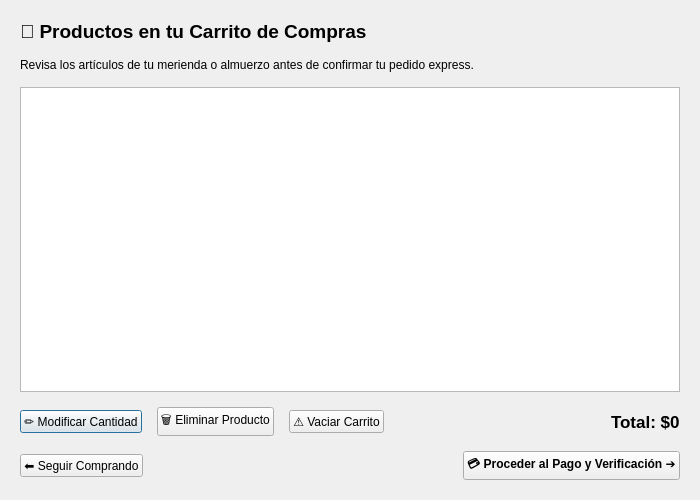
gabrielnogueramelendez-cpu/Qt-creator-Berea, file app/carritodialog.ui: the form before one commit.
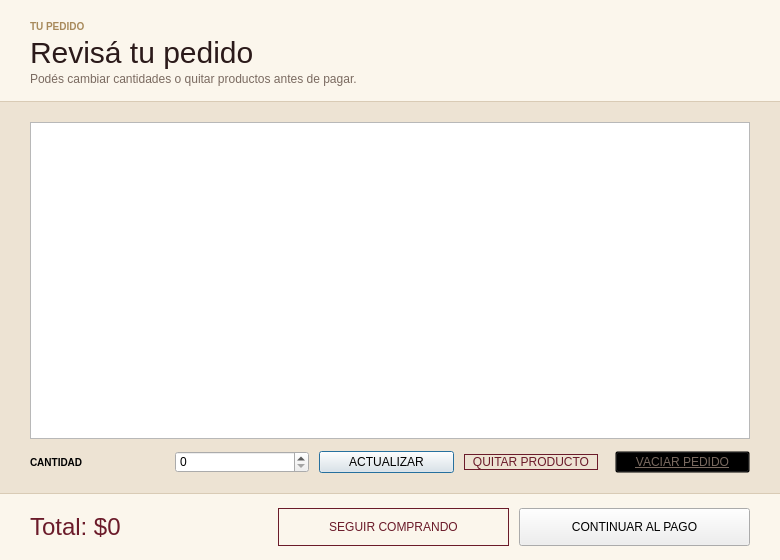
The form after the commit.

Commit message:
Actualizar la app Qt y la BDD a la última versión
- app/: login por apodo, clave, PIN o token; registro con DNI; precio y
  descripción en administración; datos tomados de 04_Datos
- database/: scripts 03 a 06 (26 stored procedures y pruebas), planilla
  de pruebas y aviso de cambios; sale el script único anterior
- El estilo pasa a main.cpp y recursos.qrc incluye 05 y 06

```diff
--- a/app/carritodialog.ui
+++ b/app/carritodialog.ui
@@ -2,152 +2,137 @@
 <ui version="4.0">
  <class>CarritoDialog</class>
  <widget class="QDialog" name="CarritoDialog">
-  <property name="geometry">
-   <rect>
-    <x>0</x>
-    <y>0</y>
-    <width>700</width>
-    <height>500</height>
-   </rect>
-  </property>
-  <property name="windowTitle">
-   <string>Mi Carrito de Compras - El Buffet de Alejandro</string>
-  </property>
-  <layout class="QVBoxLayout" name="verticalLayout">
-   <property name="spacing">
-    <number>15</number>
-   </property>
-   <property name="leftMargin">
-    <number>20</number>
-   </property>
-   <property name="topMargin">
-    <number>20</number>
-   </property>
-   <property name="rightMargin">
-    <number>20</number>
-   </property>
-   <property name="bottomMargin">
-    <number>20</number>
-   </property>
+  <property name="geometry"><rect><x>0</x><y>0</y><width>780</width><height>560</height></rect></property>
+  <property name="windowTitle"><string>Tu pedido - El Buffet de Alejandro</string></property>
+  <layout class="QVBoxLayout" name="layoutCarrito">
+   <property name="spacing"><number>0</number></property>
+   <property name="leftMargin"><number>0</number></property>
+   <property name="topMargin"><number>0</number></property>
+   <property name="rightMargin"><number>0</number></property>
+   <property name="bottomMargin"><number>0</number></property>
+   <item>
+    <widget class="QFrame" name="headerFrame">
+     <property name="styleSheet"><string>#headerFrame { background-color: #FBF6EC; border-bottom: 1px solid #D9CBB5; }</string></property>
+     <layout class="QVBoxLayout" name="layoutHeader">
+      <property name="spacing"><number>2</number></property>
+      <property name="leftMargin"><number>30</number></property>
+      <property name="topMargin"><number>20</number></property>
+      <property name="rightMargin"><number>30</number></property>
+      <property name="bottomMargin"><number>16</number></property>
+      <item>
+       <widget class="QLabel" name="lblEtiqueta">
+        <property name="text"><string>TU PEDIDO</string></property>
+        <property name="styleSheet"><string>font-size: 10px; font-weight: bold; color: #A88A5B;</string></property>
+       </widget>
+      </item>
    <item>
     <widget class="QLabel" name="lblTituloCarrito">
-     <property name="font">
-      <font>
-       <pointsize>14</pointsize>
-       <bold>true</bold>
-      </font>
-     </property>
-     <property name="text">
-      <string>🛒 Productos en tu Carrito de Compras</string>
-     </property>
+        <property name="text"><string>Revisá tu pedido</string></property>
+        <property name="styleSheet"><string>font-family: 'Sitka Banner', 'Palatino Linotype', Georgia; font-size: 30px; color: #2B1A1A;</string></property>
     </widget>
    </item>
    <item>
-    <widget class="QLabel" name="lblSubtituloCarrito">
-     <property name="text">
-      <string>Revisa los artículos de tu merienda o almuerzo antes de confirmar tu pedido express.</string>
-     </property>
-    </widget>
-   </item>
+       <widget class="QLabel" name="lblSubtitulo">
+        <property name="text"><string>Podés cambiar cantidades o quitar productos antes de pagar.</string></property>
+        <property name="styleSheet"><string>font-size: 12px; color: #7A6A60;</string></property>
+       </widget>
+      </item>
+     </layout>
+    </widget>
+   </item>
+   <item>
+    <widget class="QFrame" name="bodyFrame">
+     <property name="styleSheet"><string>#bodyFrame { background-color: #EDE3D3; }</string></property>
+     <layout class="QVBoxLayout" name="layoutBody">
+      <property name="spacing"><number>12</number></property>
+      <property name="leftMargin"><number>30</number></property>
+      <property name="topMargin"><number>20</number></property>
+      <property name="rightMargin"><number>30</number></property>
+      <property name="bottomMargin"><number>20</number></property>
    <item>
     <widget class="QTableWidget" name="tableCarrito">
-     <property name="alternatingRowColors">
-      <bool>true</bool>
-     </property>
-     <property name="selectionBehavior">
-      <enum>QAbstractItemView::SelectRows</enum>
-     </property>
-     <attribute name="horizontalHeaderStretchLastSection">
-      <bool>true</bool>
-     </attribute>
+        <property name="editTriggers"><set>QAbstractItemView::NoEditTriggers</set></property>
+        <property name="selectionBehavior"><enum>QAbstractItemView::SelectRows</enum></property>
+        <property name="selectionMode"><enum>QAbstractItemView::SingleSelection</enum></property>
     </widget>
    </item>
    <item>
-    <layout class="QHBoxLayout" name="layoutOperaciones">
+       <layout class="QHBoxLayout" name="layoutAcciones">
+        <property name="spacing"><number>10</number></property>
+        <item>
+         <widget class="QLabel" name="lblCantidad">
+          <property name="text"><string>CANTIDAD</string></property>
+          <property name="styleSheet"><string>font-size: 10px; font-weight: bold;</string></property>
+         </widget>
+        </item>
+        <item>
+         <widget class="QSpinBox" name="spinCantidad">
+          <property name="minimumSize"><size><width>70</width><height>0</height></size></property>
+         </widget>
+        </item>
      <item>
       <widget class="QPushButton" name="btnModificarCantidad">
-       <property name="text">
-        <string>✏️ Modificar Cantidad</string>
-       </property>
+          <property name="text"><string>ACTUALIZAR</string></property>
       </widget>
      </item>
      <item>
       <widget class="QPushButton" name="btnEliminarItem">
-       <property name="text">
-        <string>🗑️ Eliminar Producto</string>
-       </property>
-      </widget>
-     </item>
+          <property name="text"><string>QUITAR PRODUCTO</string></property>
+          <property name="styleSheet"><string>QPushButton { background-color: transparent; color: #6B1B2A; border: 1px solid #6B1B2A; }
+QPushButton:hover { background-color: #F3EADB; }
+QPushButton:disabled { color: #B5A898; border: 1px solid #D9CBB5; }</string></property>
+         </widget>
+        </item>
+        <item>
+         <spacer name="espacioAcciones"><property name="orientation"><enum>Qt::Horizontal</enum></property></spacer>
+        </item>
      <item>
       <widget class="QPushButton" name="btnVaciarCarrito">
-       <property name="text">
-        <string>⚠️ Vaciar Carrito</string>
-       </property>
+          <property name="text"><string>VACIAR PEDIDO</string></property>
+          <property name="styleSheet"><string>QPushButton { background-color: transparent; color: #7A6A60; text-decoration: underline; }
+QPushButton:hover { color: #6B1B2A; }
+QPushButton:disabled { color: #B5A898; }</string></property>
+         </widget>
+        </item>
+       </layout>
+      </item>
+     </layout>
       </widget>
      </item>
      <item>
-      <spacer name="spacerOperaciones">
-       <property name="orientation">
-        <enum>Qt::Horizontal</enum>
-       </property>
-       <property name="sizeHint" stdset="0">
-        <size>
-         <width>40</width>
-         <height>20</height>
-        </size>
-       </property>
-      </spacer>
-     </item>
+    <widget class="QFrame" name="footerFrame">
+     <property name="styleSheet"><string>#footerFrame { background-color: #FBF6EC; border-top: 1px solid #D9CBB5; }</string></property>
+     <layout class="QHBoxLayout" name="layoutFooter">
+      <property name="spacing"><number>10</number></property>
+      <property name="leftMargin"><number>30</number></property>
+      <property name="topMargin"><number>14</number></property>
+      <property name="rightMargin"><number>30</number></property>
+      <property name="bottomMargin"><number>14</number></property>
      <item>
       <widget class="QLabel" name="lblTotalPagar">
-       <property name="font">
-        <font>
-         <pointsize>13</pointsize>
-         <bold>true</bold>
-        </font>
-       </property>
-       <property name="text">
-        <string>Total: $0</string>
-       </property>
-      </widget>
-     </item>
-    </layout>
-   </item>
+        <property name="text"><string>Total: $0</string></property>
+        <property name="styleSheet"><string>font-family: 'Sitka Banner', 'Palatino Linotype', Georgia; font-size: 24px; color: #6B1B2A;</string></property>
+       </widget>
+      </item>
    <item>
-    <layout class="QHBoxLayout" name="layoutBotonesFinales">
+       <spacer name="espacioFooter"><property name="orientation"><enum>Qt::Horizontal</enum></property></spacer>
+      </item>
      <item>
       <widget class="QPushButton" name="btnSeguirComprando">
-       <property name="text">
-        <string>⬅️ Seguir Comprando</string>
-       </property>
-      </widget>
-     </item>
-     <item>
-      <spacer name="spacerFinal">
-       <property name="orientation">
-        <enum>Qt::Horizontal</enum>
-       </property>
-       <property name="sizeHint" stdset="0">
-        <size>
-         <width>40</width>
-         <height>20</height>
-        </size>
-       </property>
-      </spacer>
-     </item>
+        <property name="minimumSize"><size><width>0</width><height>38</height></size></property>
+        <property name="text"><string>SEGUIR COMPRANDO</string></property>
+        <property name="styleSheet"><string>QPushButton { background-color: transparent; color: #6B1B2A; border: 1px solid #6B1B2A; }
+QPushButton:hover { background-color: #F3EADB; }</string></property>
+       </widget>
+      </item>
      <item>
       <widget class="QPushButton" name="btnProcederPago">
-       <property name="font">
-        <font>
-         <bold>true</bold>
-        </font>
-       </property>
-       <property name="text">
-        <string>💳 Proceder al Pago y Verificación ➔</string>
-       </property>
+        <property name="minimumSize"><size><width>0</width><height>38</height></size></property>
+        <property name="text"><string>CONTINUAR AL PAGO</string></property>
       </widget>
      </item>
     </layout>
+    </widget>
    </item>
   </layout>
  </widget>
```
Lines whose indentation alone changed are shown as unchanged. The commit also changes 49 other files.
